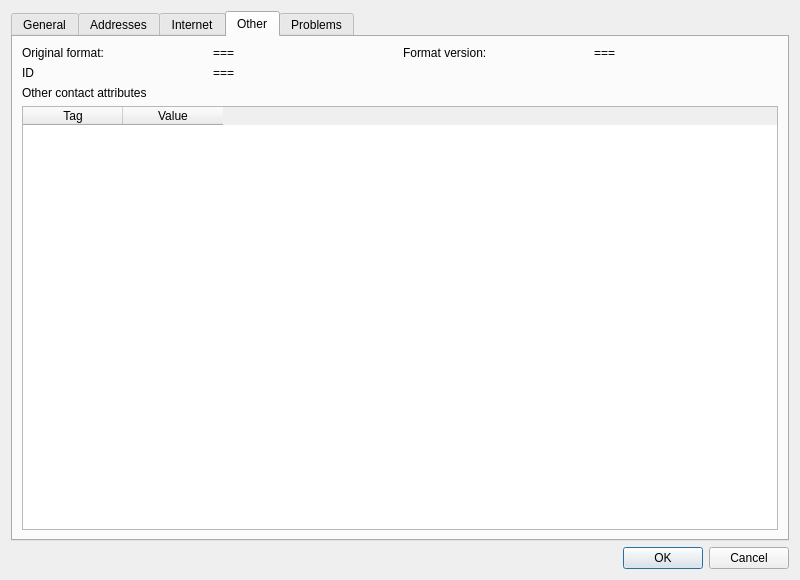
DarkHobbit/doublecontact, file src/contactdialog.ui: the form before one commit.
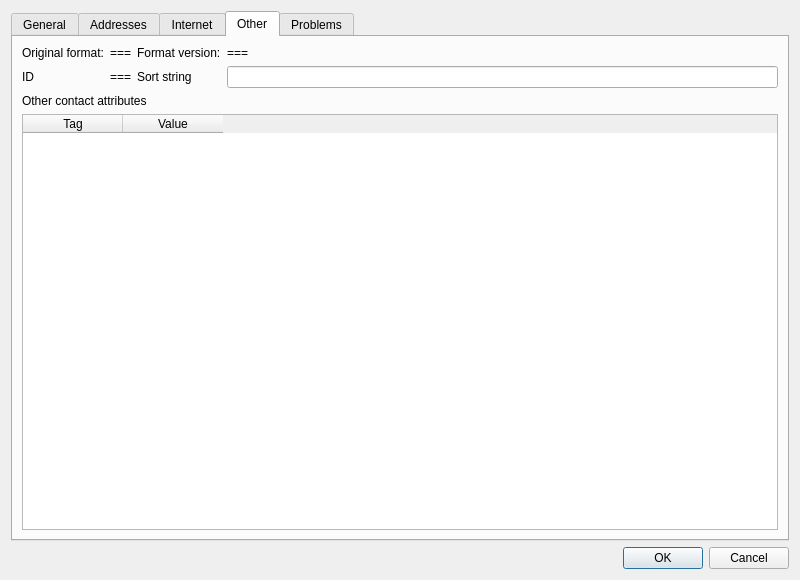
The form after the commit. The open tabs and pages were chosen to show the change. Icons and pictures are not drawn.

Commit message: SORT-STRING tag added

Diff of the .ui file:
```diff
--- a/src/contactdialog.ui
+++ b/src/contactdialog.ui
@@ -461,6 +461,16 @@
            </property>
           </widget>
          </item>
+         <item row="1" column="3">
+          <widget class="QLineEdit" name="leSortString"/>
+         </item>
+         <item row="1" column="2">
+          <widget class="QLabel" name="lbSortString">
+           <property name="text">
+            <string>Sort string</string>
+           </property>
+          </widget>
+         </item>
         </layout>
        </item>
        <item>
```
The commit also changes 8 other files.
